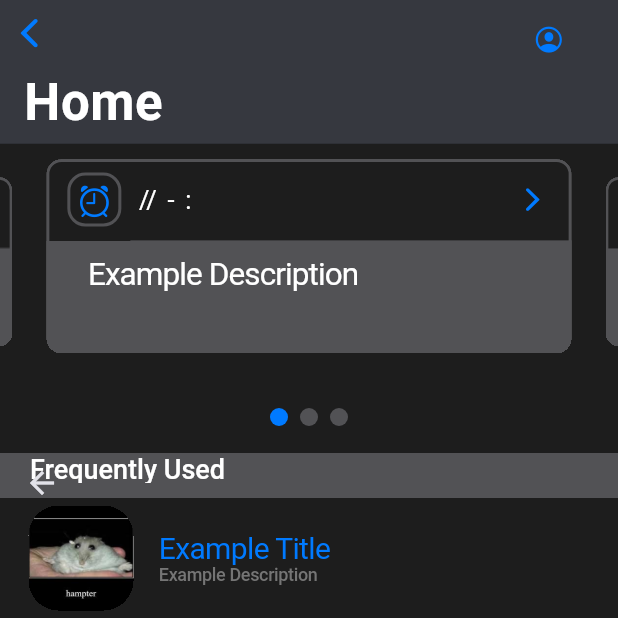
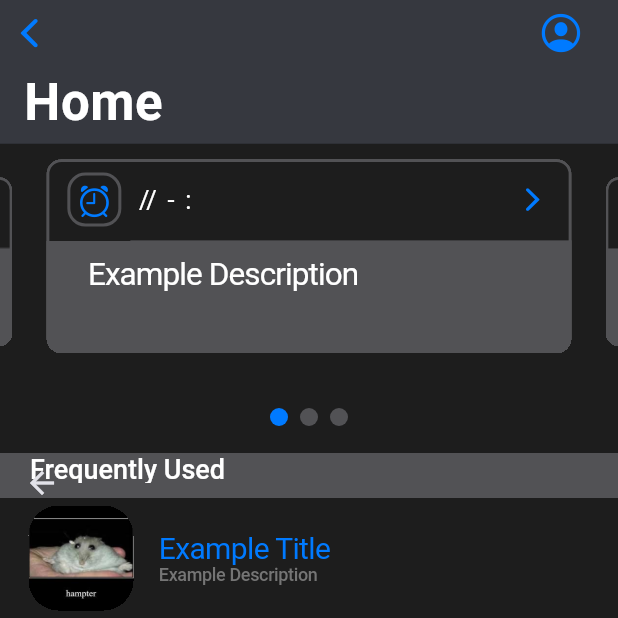
Before and after one commit to MA-SOSE2023/WallAt, a Flutter app: the HomeScreen screen opened directly, on a phone screen of 412 x 824 dp, the top half of it. Run offline on Flutter 3.47's test engine with Material 2 defaults, Android fonts, the phone set to English and light mode, and no system bars; drawn by our look-alikes of flutter_carousel_widget; our stand-ins replace beamer, flutter_riverpod, freezed_annotation, photo_view, timezone; missing offline and left inert: cunning_document_scanner, device_calendar, social_share.

Commit message:
#52-Adjusts the profile button in the

```diff
--- a/lib/pages/home/home_view.dart
+++ b/lib/pages/home/home_view.dart
@@ -45,12 +45,14 @@ class HomeScreen extends ConsumerWidget {
       body: CustomScrollView(
         slivers: [
           CupertinoSliverNavigationBar(
-              backgroundColor: theme.navBarColor,
-              largeTitle: Text('Home'),
-              trailing: CupertinoButton(
-                  child: Icon(CupertinoIcons.profile_circled),
-                  onPressed: () =>
-                      Routers.globalRouterDelegate.beamToNamed('/profiles'))),
+            backgroundColor: theme.navBarColor,
+            largeTitle: Text('Home'),
+            trailing: CupertinoButton(
+                padding: EdgeInsets.zero,
+                child: Icon(CupertinoIcons.profile_circled, size: 30.0),
+                onPressed: () =>
+                    Routers.globalRouterDelegate.beamToNamed('/profiles')),
+          ),
           SliverToBoxAdapter(
             child: ConstrainedBox(
               constraints: BoxConstraints(
```
Also changed, not shown: lib/pages/profiles/profiles_view.dart (+6 -2 lines).
